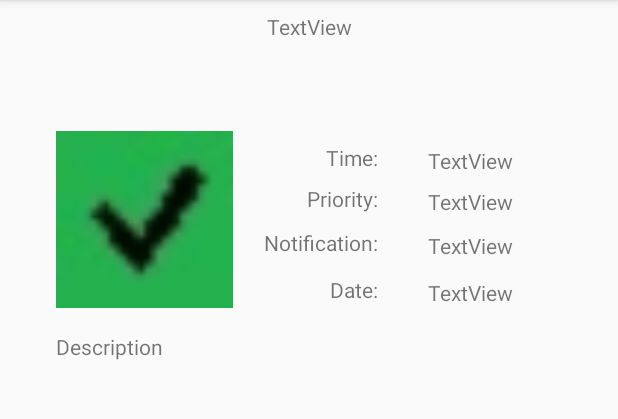
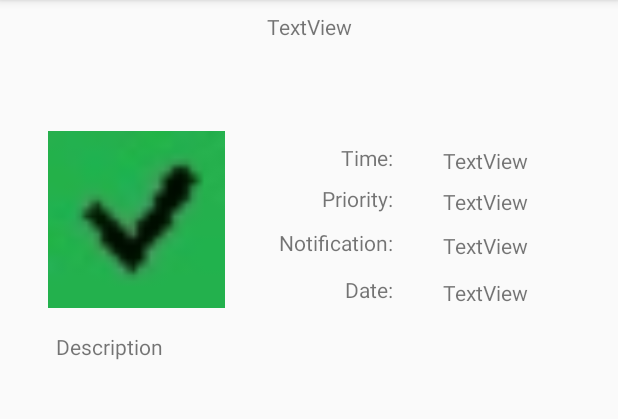
Before and after one commit to LukM88/engproject, an Android app: the fragment DetailsFragment shown on its own in the app's theme, on a phone screen of 412 x 824 dp, the part 84-503 px from its top. Run offline under Robolectric (Android 15) with nearby library versions, the phone set to English and light mode, and no system bars; 1 statement that could not run was skipped.

```diff
--- a/app/src/main/res/layout/fragment_details.xml
+++ b/app/src/main/res/layout/fragment_details.xml
@@ -54,8 +54,8 @@
         android:layout_height="118dp"
         android:layout_marginStart="19dp"
         android:layout_marginTop="60dp"
-        android:layout_marginEnd="44dp"
-        app:layout_constraintEnd_toStartOf="@+id/textView4"
+        android:layout_marginEnd="24dp"
+        app:layout_constraintEnd_toStartOf="@+id/textView6"
         app:layout_constraintStart_toStartOf="parent"
         app:layout_constraintTop_toBottomOf="@+id/textView2"
         app:srcCompat="@drawable/check"
@@ -90,7 +90,7 @@
         android:layout_width="wrap_content"
         android:layout_height="wrap_content"
         android:layout_marginTop="68dp"
-        android:layout_marginEnd="160dp"
+        android:layout_marginEnd="150dp"
         android:text="@string/time"
         app:layout_constraintEnd_toEndOf="parent"
         app:layout_constraintTop_toBottomOf="@+id/textView2" />
@@ -100,7 +100,7 @@
         android:layout_width="wrap_content"
         android:layout_height="wrap_content"
         android:layout_marginTop="8dp"
-        android:layout_marginEnd="160dp"
+        android:layout_marginEnd="150dp"
         android:text="@string/priority"
         app:layout_constraintEnd_toEndOf="parent"
         app:layout_constraintTop_toBottomOf="@+id/textView4" />
@@ -110,7 +110,7 @@
         android:layout_width="wrap_content"
         android:layout_height="wrap_content"
         android:layout_marginTop="10dp"
-        android:layout_marginEnd="160dp"
+        android:layout_marginEnd="150dp"
         android:text="@string/notification"
         app:layout_constraintEnd_toEndOf="parent"
         app:layout_constraintTop_toBottomOf="@+id/textView5" />
@@ -120,7 +120,7 @@
         android:layout_width="wrap_content"
         android:layout_height="wrap_content"
         android:layout_marginTop="12dp"
-        android:layout_marginEnd="160dp"
+        android:layout_marginEnd="150dp"
         android:text="@string/date"
         app:layout_constraintEnd_toEndOf="parent"
         app:layout_constraintTop_toBottomOf="@+id/textView6" />
```
